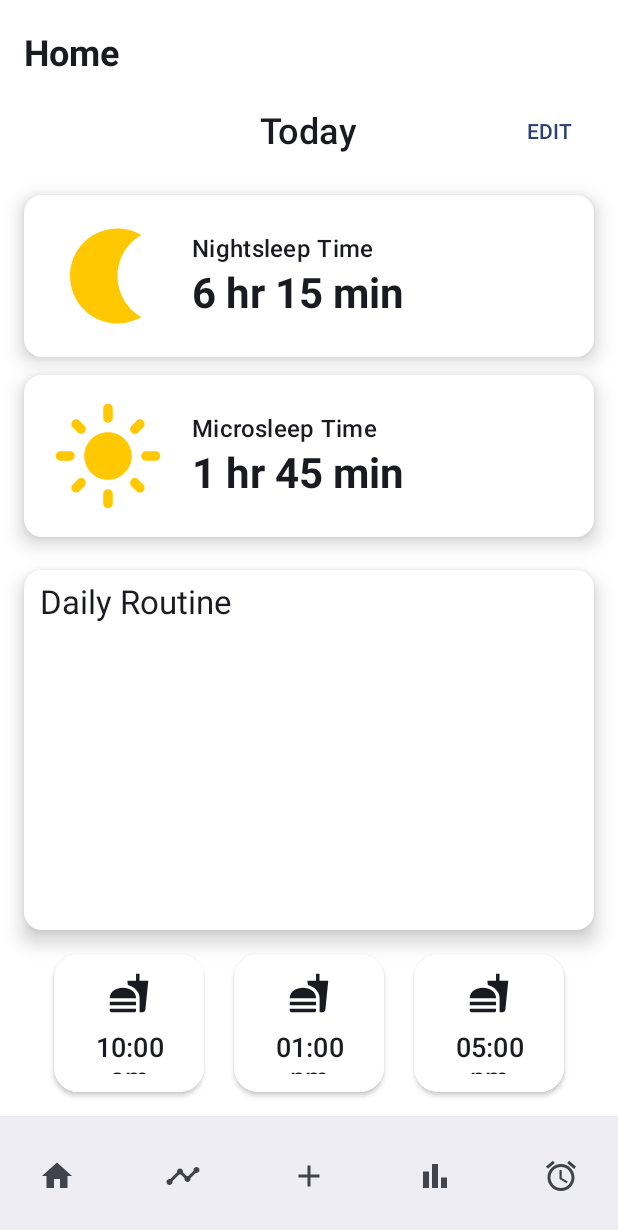
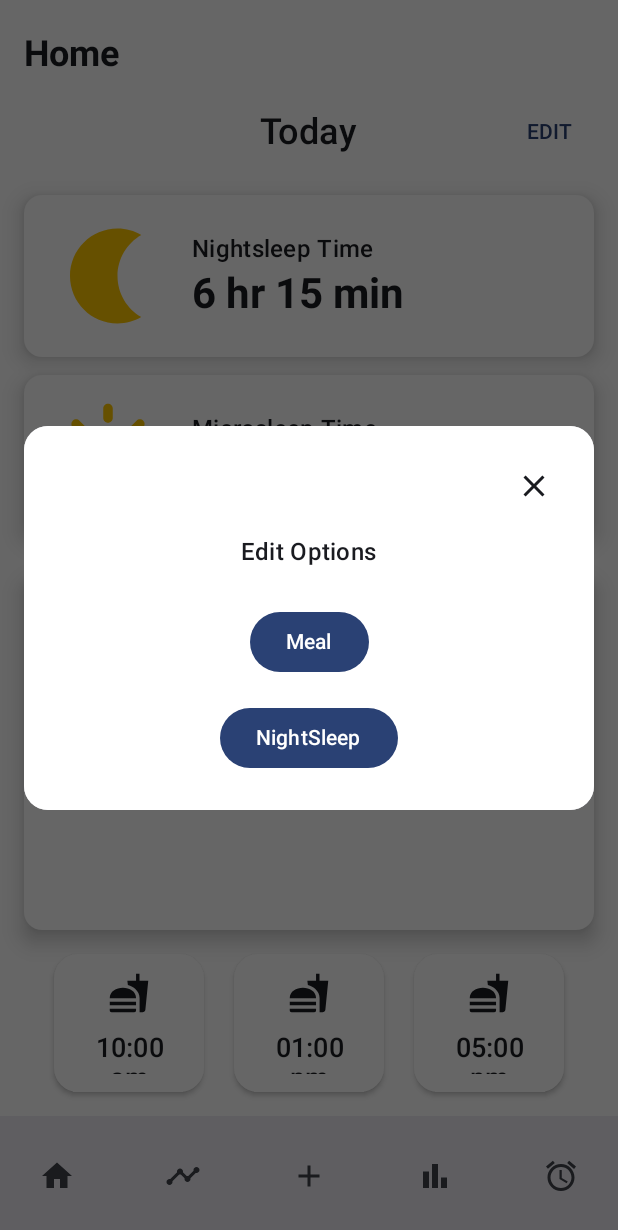
Before and after one commit to jyjin0205/Kkubeok, an Android app built with Jetpack Compose: the HomeScreen screen opened through its navigation route, after a tap on "EDIT", on a phone screen of 412 x 824 dp. Shown: the top 1230 px of the screen. Run offline under Robolectric (Android 15) with nearby library versions, the phone set to English and light mode, and no system bars; our stand-ins replace Room's generated code.

Commit message:
SleepLogSchema Changed

```diff
--- a/app/src/main/java/com/example/kkubeok/screen/HomeScreen.kt
+++ b/app/src/main/java/com/example/kkubeok/screen/HomeScreen.kt
@@ -1,12 +1,14 @@
 package com.example.kkubeok.screen
 
 import android.content.Context
+import androidx.compose.ui.window.Dialog
+import androidx.compose.foundation.background
 import androidx.compose.foundation.layout.*
 import androidx.compose.foundation.shape.RoundedCornerShape
 import androidx.compose.material3.*
 import androidx.compose.material.icons.Icons
 import androidx.compose.material.icons.filled.*
-import androidx.compose.runtime.Composable
+import androidx.compose.runtime.*
 import androidx.compose.ui.Alignment
 import androidx.compose.ui.Modifier
 import androidx.compose.ui.graphics.vector.ImageVector
@@ -18,10 +20,46 @@ import androidx.compose.ui.tooling.preview.Preview
 import androidx.compose.ui.text.style.TextAlign
 import androidx.navigation.NavHostController
 
+import kotlinx.coroutines.launch
+import kotlinx.coroutines.withContext
+
+import com.example.kkubeok.database.DatabaseProvider
+import com.example.kkubeok.database.AppDatabase
+import com.example.kkubeok.database.SleepLog
+
+
 import com.example.kkubeok.BottomNavigationBar
 
+import androidx.compose.material.icons.filled.Close
+import androidx.compose.runtime.snapshots.SnapshotStateList
+import com.example.kkubeok.database.TrainingData
+import kotlinx.coroutines.CoroutineScope
+import kotlinx.coroutines.Dispatchers
+
 @Composable
-fun HomeScreen(navController: NavHostController?=null, context: Context?= null) {
+fun HomeScreen(navController: NavHostController?=null, context: Context) {
+    val prefs = context.getSharedPreferences("user_prefs", Context.MODE_PRIVATE)
+    var userId = prefs.getString("user_id",null)
+    val db = remember { DatabaseProvider.getDatabase(context) }
+    var userSleepLog = remember{ mutableStateListOf<SleepLog>() }
+
+    // 스레드를 분리해야 했었다
+    LaunchedEffect(Unit) {
+        if (userId != null) {
+            val sleepLogs = withContext(Dispatchers.IO) {
+                db.sleepLogDao().getSleepLogsByUser(userId)
+            }
+            userSleepLog.clear()
+            userSleepLog.addAll(sleepLogs)
+        }
+    }
+
+    var showDialog by remember { mutableStateOf(false)}
+    if(showDialog)
+    {
+        EditButtonWithDialog(onDismiss = {showDialog = false})
+    }
+
     Scaffold(
         containerColor = Color.White,
         bottomBar={
@@ -57,7 +95,7 @@ fun HomeScreen(navController: NavHostController?=null, context: Context?= null)
                     fontWeight = FontWeight.Medium,
                     modifier = Modifier.align(Alignment.Center)
                 )
-                TextButton(onClick = { /* TODO: edit logic */ },
+                TextButton(onClick = { showDialog = true },
                     modifier = Modifier.align(Alignment.CenterEnd)
                 ) {
                     Text("EDIT")
@@ -189,8 +227,105 @@ fun MealCard(time: String) {
     }
 }
 
+@Composable
+fun EditButtonWithDialog(onDismiss: () -> Unit){
+    Dialog(onDismissRequest = onDismiss) {
+        Card(
+            shape = RoundedCornerShape(16.dp),
+            modifier = Modifier
+                .fillMaxWidth()
+                .padding(16.dp)
+        ) {
+            Column(
+                modifier = Modifier
+                    .background(Color.White)
+                    .padding(16.dp),
+                horizontalAlignment = Alignment.CenterHorizontally
+            ) {
+                Box(modifier = Modifier.fillMaxWidth()){
+                    IconButton(
+                        onClick = onDismiss,
+                        modifier = Modifier.align(Alignment.TopEnd)
+                    ){
+                        Icon(
+                            imageVector = Icons.Default.Close,
+                            contentDescription = "Close"
+                        )
+                    }
+                }
+
+                Spacer(modifier = Modifier.height(8.dp))
+
+                Text("Edit Options", style = MaterialTheme.typography.titleMedium)
+                Spacer(modifier = Modifier.height(16.dp))
+
+                Button(
+                    onClick = { /* Meal 버튼 로직 */ },
+                    modifier = Modifier.padding(8.dp)
+                ) {
+                    Text("Meal")
+                }
+
+                Button(
+                    onClick = { /* NightSleep 버튼 로직 */ },
+                    modifier = Modifier.padding(8.dp)
+                ) {
+                    Text("NightSleep")
+                }
+            }
+        }
+    }
+}
+
+@Composable
+fun MealTimePickerDropDown(onTimeSelected: (String)-> Unit) {
+    var selectedHour by remember { mutableStateOf("12") }
+    var selectedMinute by remember { mutableStateOf("00") }
+    val hours = (0..23).map { it.toString().padStart(2, '0') }
+    val minutes = listOf("00", "15", "30", "45")
+
+    Row(
+        verticalAlignment = Alignment.CenterVertically,
+        horizontalArrangement = Arrangement.Center
+    ) {
+        DropdownSelector(label = "Hour", options = hours, selected = selectedHour, onSelectedChange = { selectedHour = it })
+        Spacer(modifier = Modifier.width(16.dp))
+        DropdownSelector(label = "Minute", options = minutes, selected = selectedMinute, onSelectedChange = { selectedMinute = it })
+    }
+    Spacer(modifier = Modifier.height(16.dp))
+    Button(onClick = { onTimeSelected("$selectedHour:$selectedMinute") }) {
+        Text("Confirm")
+    }
+}
+
+@Composable
+fun DropdownSelector(label: String, options: List<String>, selected: String, onSelectedChange: (String) -> Unit) {
+    var expanded by remember { mutableStateOf(false) }
+
+    Column(horizontalAlignment = Alignment.CenterHorizontally) {
+        Text(label)
+        Box {
+            Button(onClick = { expanded = true }) {
+                Text(selected)
+            }
+            DropdownMenu(expanded = expanded, onDismissRequest = { expanded = false }) {
+                options.forEach { option ->
+                    DropdownMenuItem(
+                        text = { Text(option) },
+                        onClick = {
+                            onSelectedChange(option)
+                            expanded = false
+                        }
+                    )
+                }
+            }
+        }
+    }
+}
+
+/*
 @Preview(showBackground = true)
 @Composable
 fun PreviewHomeScreen() {
     HomeScreen()
-}
+}*/
```
Also changed, not shown: app/src/main/java/com/example/kkubeok/database/SleepLog.kt (+7 -2 lines).
